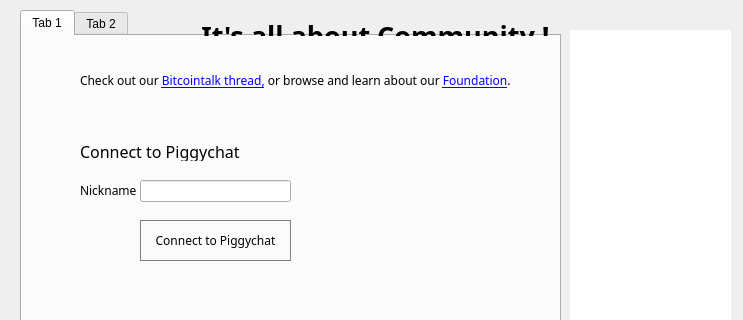
piggycoin/newpiggycoin, file src/qt/forms/chatwindow.ui: the form before one commit; both pictures show x 0 to 743 and y 0 to 320 of the 743 by 514 pixel window.
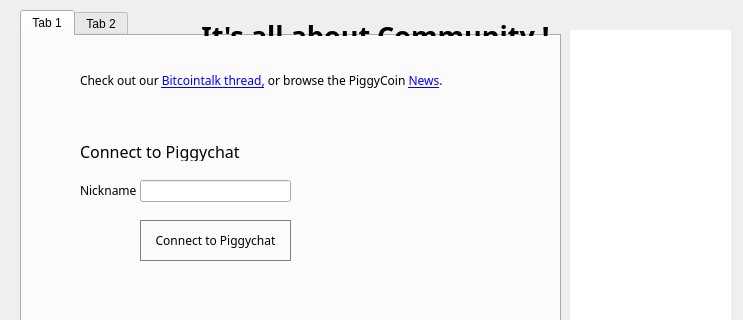
The form after the commit. Icons and pictures are not drawn.

Commit message: Update link in chat window to go to news instead of foundation.

Patch:
```diff
--- a/src/qt/forms/chatwindow.ui
+++ b/src/qt/forms/chatwindow.ui
@@ -177,7 +177,7 @@
       </rect>
      </property>
      <property name="text">
-      <string>&lt;html&gt;&lt;head/&gt;&lt;body&gt;&lt;p align=&quot;justify&quot;&gt;&lt;span style=&quot; font-size:9pt;&quot;&gt;Check out our &lt;/span&gt;&lt;a href=&quot;https://bitcointalk.org/index.php?topic=633803.0&quot;&gt;&lt;span style=&quot; font-size:9pt; text-decoration: underline; color:#0000ff;&quot;&gt;Bitcointalk thread,&lt;/span&gt;&lt;/a&gt;&lt;span style=&quot; font-size:9pt;&quot;&gt; or browse and learn about our &lt;/span&gt;&lt;a href=&quot;https://www.piggy-coin.com/foundation/&quot;&gt;&lt;span style=&quot; font-size:9pt; text-decoration: underline; color:#0000ff;&quot;&gt;Foundation&lt;/span&gt;&lt;/a&gt;&lt;span style=&quot; font-size:9pt;&quot;&gt;.&lt;/span&gt;&lt;/p&gt;&lt;/body&gt;&lt;/html&gt;</string>
+      <string>&lt;html&gt;&lt;head/&gt;&lt;body&gt;&lt;p align=&quot;justify&quot;&gt;&lt;span style=&quot; font-size:9pt;&quot;&gt;Check out our &lt;/span&gt;&lt;a href=&quot;https://bitcointalk.org/index.php?topic=633803.0&quot;&gt;&lt;span style=&quot; font-size:9pt; text-decoration: underline; color:#0000ff;&quot;&gt;Bitcointalk thread,&lt;/span&gt;&lt;/a&gt;&lt;span style=&quot; font-size:9pt;&quot;&gt; or browse the PiggyCoin &lt;/span&gt;&lt;a href=&quot;https://www.piggy-coin.com/news/&quot;&gt;&lt;span style=&quot; font-size:9pt; text-decoration: underline; color:#0000ff;&quot;&gt;News&lt;/span&gt;&lt;/a&gt;&lt;span style=&quot; font-size:9pt;&quot;&gt;.&lt;/span&gt;&lt;/p&gt;&lt;/body&gt;&lt;/html&gt;</string>
      </property>
      <property name="wordWrap">
       <bool>true</bool>
```
